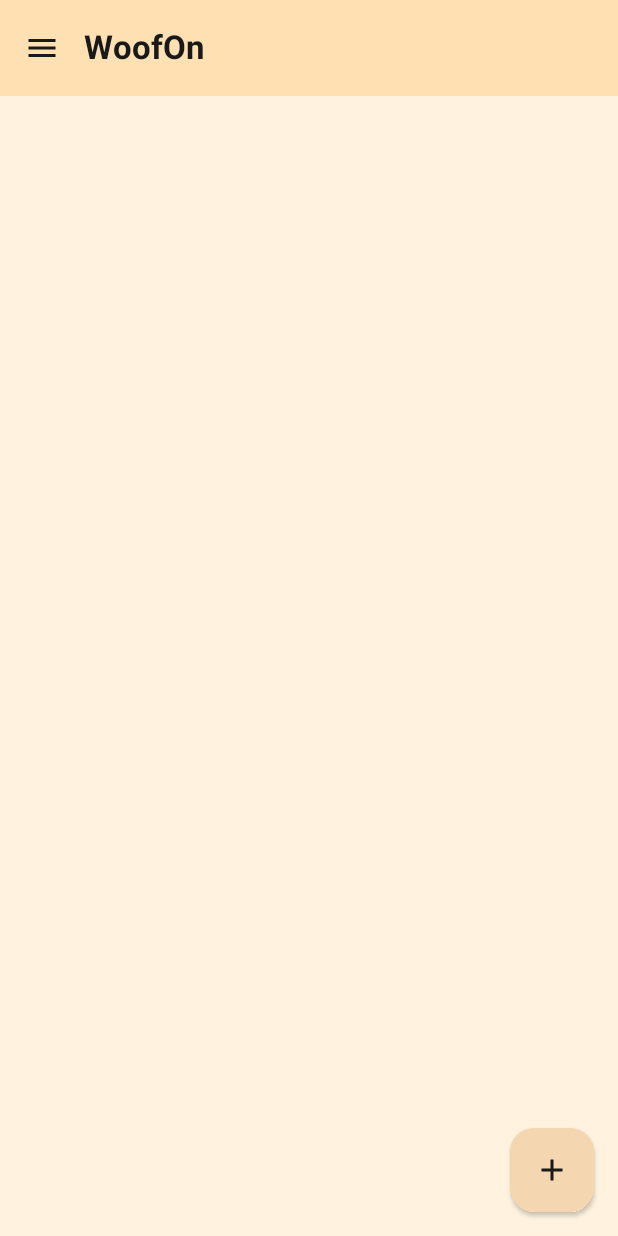
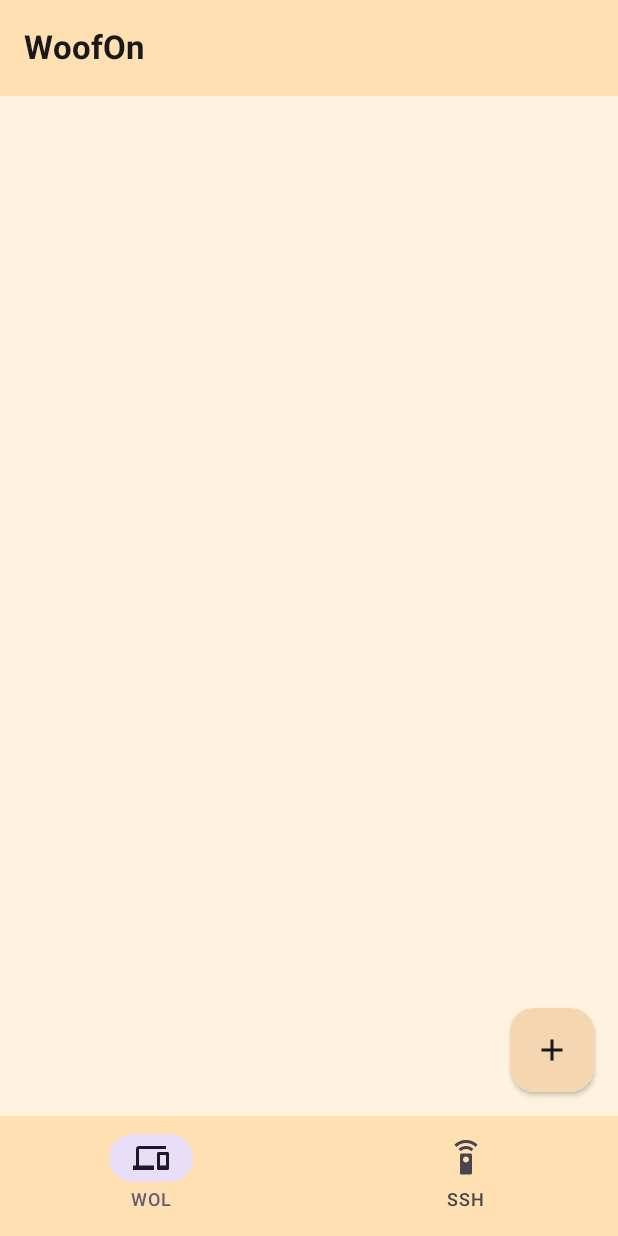
Before and after one commit to Matvey0808/WoofOn-app, an Android app built with Jetpack Compose: the screen it shows after launch (MainActivity), on a phone screen of 412 x 824 dp. Run offline under Robolectric (Android 15) with nearby library versions, the phone set to English and light mode, and no system bars; our stand-ins replace Navigation 3, Room's generated code.

Commit message:
replace navigation drawer to navigation bar

```diff
--- a/app/src/main/java/com/woofon/NavPage.kt
+++ b/app/src/main/java/com/woofon/NavPage.kt
@@ -7,9 +7,7 @@ import androidx.compose.animation.shrinkHorizontally
 import androidx.compose.foundation.layout.Column
 import androidx.compose.foundation.layout.Row
 import androidx.compose.foundation.layout.Spacer
-import androidx.compose.foundation.layout.fillMaxSize
 import androidx.compose.foundation.layout.padding
-import androidx.compose.foundation.layout.width
 import androidx.compose.material.icons.Icons
 import androidx.compose.material.icons.filled.Add
 import androidx.compose.material.icons.filled.ArrowBack
@@ -17,29 +15,22 @@ import androidx.compose.material.icons.filled.Delete
 import androidx.compose.material.icons.filled.Devices
 import androidx.compose.material.icons.filled.Edit
 import androidx.compose.material.icons.filled.Key
-import androidx.compose.material.icons.filled.Menu
 import androidx.compose.material.icons.filled.SettingsRemote
-import androidx.compose.material3.DrawerState
-import androidx.compose.material3.DrawerValue
 import androidx.compose.material3.ExperimentalMaterial3Api
 import androidx.compose.material3.FloatingActionButton
 import androidx.compose.material3.FloatingActionButtonDefaults
 import androidx.compose.material3.Icon
 import androidx.compose.material3.IconButton
 import androidx.compose.material3.MaterialTheme
-import androidx.compose.material3.ModalDrawerSheet
-import androidx.compose.material3.ModalNavigationDrawer
-import androidx.compose.material3.NavigationDrawerItem
-import androidx.compose.material3.NavigationDrawerItemDefaults
+import androidx.compose.material3.NavigationBar
+import androidx.compose.material3.NavigationBarItem
 import androidx.compose.material3.Scaffold
 import androidx.compose.material3.Text
 import androidx.compose.material3.TopAppBar
 import androidx.compose.material3.TopAppBarDefaults
-import androidx.compose.material3.rememberDrawerState
 import androidx.compose.runtime.Composable
 import androidx.compose.runtime.collectAsState
 import androidx.compose.runtime.getValue
-import androidx.compose.runtime.rememberCoroutineScope
 import androidx.compose.ui.Alignment
 import androidx.compose.ui.Modifier
 import androidx.compose.ui.text.font.FontWeight
@@ -51,7 +42,6 @@ import com.woofon.data.viewmodels.MainViewModel
 import com.woofon.data.viewmodels.ManageKeysViewModel
 import com.woofon.data.viewmodels.Pages
 import com.woofon.data.viewmodels.SSHViewModel
-import kotlinx.coroutines.launch
 
 @OptIn(ExperimentalMaterial3Api::class)
 @Composable
@@ -63,19 +53,14 @@ fun NavPage(
     toContent: () -> Unit
 ) {
     val id by mainViewModel.idPage.collectAsState()
+    val selected by mainViewModel.selected.collectAsState()
     val pages = listOf<@Composable () -> Unit>(
         { HomePage(viewModel = viewModelHome) },
         { SSHPage(viewModelSSH, viewModelManageKeys) }
     )
-    val drawerState = rememberDrawerState(initialValue = DrawerValue.Closed)
-    val scope = rememberCoroutineScope()
     val isSelectHome by viewModelHome.isSelect.collectAsState()
     val isSelectSSH by viewModelSSH.isSelect.collectAsState()
 
-    NavigationMenu(
-        drawerState = drawerState,
-        mainViewModel = mainViewModel
-    ) {
     Scaffold(
         topBar = {
             TopAppBar(
@@ -95,34 +80,6 @@ fun NavPage(
                     }
                 },
                 navigationIcon = {
-                        AnimatedVisibility(
-                            visible = !isSelectHome && !isSelectSSH,
-                            enter = expandHorizontally(
-                                animationSpec = tween(durationMillis = 300),
-                                expandFrom = Alignment.Start
-                            ),
-                            exit = shrinkHorizontally(
-                                animationSpec = tween(durationMillis = 300),
-                                shrinkTowards = Alignment.Start
-                            )
-                        ) {
-                            IconButton(
-                                {
-                                    scope.launch {
-                                        if (drawerState.isClosed) {
-                                            drawerState.open()
-                                        } else {
-                                            drawerState.close()
-                                        }
-                                    }
-                                }
-                            ) {
-                                Icon(
-                                    imageVector = Icons.Default.Menu,
-                                    contentDescription = null
-                                )
-                            }
-                        }
                     AnimatedVisibility(
                         visible = isSelectHome || isSelectSSH,
                         enter = expandHorizontally(
@@ -208,6 +165,24 @@ fun NavPage(
                 ),
             )
         },
+        bottomBar = {
+            NavigationBar(
+                containerColor = MaterialTheme.colorScheme.surface,
+            ) {
+                NavigationBarItem(
+                    selected = selected == Pages.WOL,
+                    onClick = { mainViewModel.navigationPage(0) },
+                    icon = { Icon(Icons.Default.Devices, contentDescription = null) },
+                    label = { Text("WOL") }
+                )
+                NavigationBarItem(
+                    selected = selected == Pages.SSH,
+                    onClick = { mainViewModel.navigationPage(1) },
+                    icon = { Icon(Icons.Default.SettingsRemote, contentDescription = null) },
+                    label = { Text("SSH") }
+                )
+            }
+        },
         floatingActionButton = {
             FloatingActionButton(
                 {
@@ -232,63 +207,3 @@ fun NavPage(
         }
     }
 }
-}
-
-@Composable
-fun NavigationMenu(
-    drawerState: DrawerState,
-    mainViewModel: MainViewModel,
-    content: @Composable () -> Unit
-) {
-    val selected by mainViewModel.selected.collectAsState()
-    val scope = rememberCoroutineScope()
-    ModalNavigationDrawer(
-        drawerState = drawerState,
-        drawerContent = {
-            ModalDrawerSheet(
-                modifier = Modifier.width(240.dp),
-                drawerContainerColor = MaterialTheme.colorScheme.background,
-            ) {
-                Column(
-                    modifier = Modifier
-                        .fillMaxSize()
-                        .padding(12.dp),
-                    horizontalAlignment = Alignment.CenterHorizontally
-                ) {
-                    NavigationDrawerItem(
-                        modifier = Modifier.width(220.dp),
-                        label = { Text("WOL") },
-                        icon = { Icon(Icons.Default.Devices, contentDescription = null) },
-                        selected = selected == Pages.WOL,
-                        onClick = {
-                            mainViewModel.navigationPage(0)
-                            scope.launch {
-                                drawerState.close()
-                            }
-                        },
-                        colors = NavigationDrawerItemDefaults.colors(
-                            selectedContainerColor = MaterialTheme.colorScheme.surface
-                        )
-                    )
-                    NavigationDrawerItem(
-                        modifier = Modifier.width(220.dp),
-                        label = { Text("SSH") },
-                        icon = { Icon(Icons.Default.SettingsRemote, contentDescription = null) },
-                        selected = selected == Pages.SSH,
-                        onClick = {
-                            mainViewModel.navigationPage(1)
-                            scope.launch {
-                                drawerState.close()
-                            }
-                        },
-                        colors = NavigationDrawerItemDefaults.colors(
-                            selectedContainerColor = MaterialTheme.colorScheme.surface
-                        )
-                    )
-                }
-            }
-        }
-    ) {
-        content()
-    }
-}
```
Lines whose indentation alone changed are shown as unchanged.
